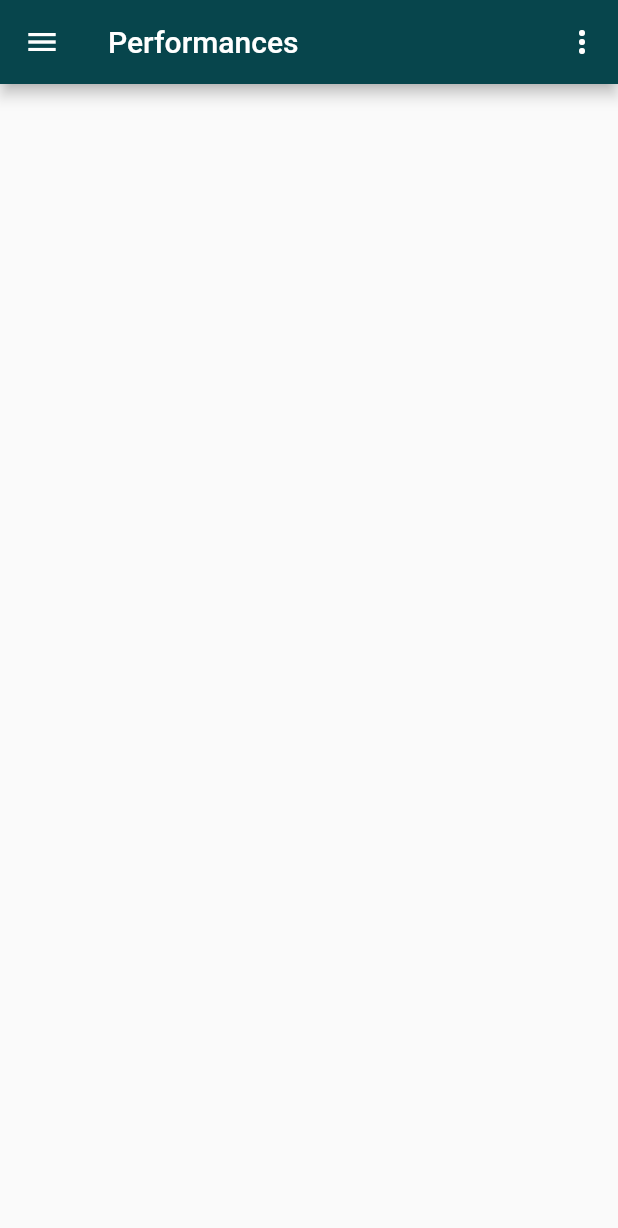
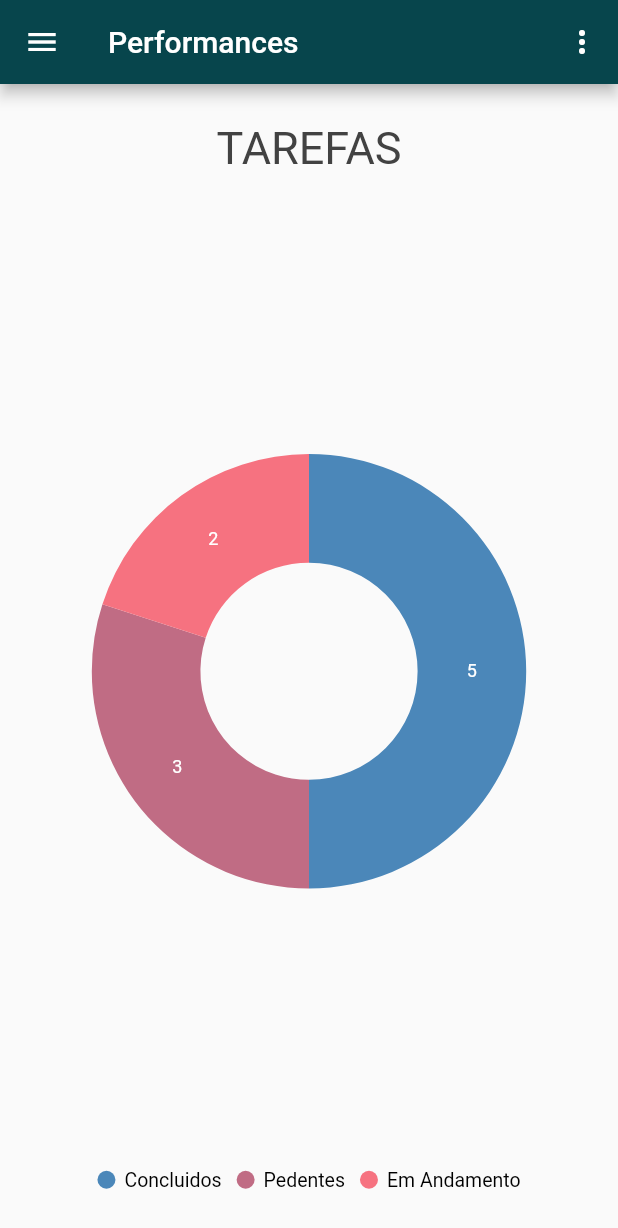
Before and after one commit to Gustavowilker/App_gerenciamento, a Flutter app: the performancePage screen opened by its route, in the side drawer, after a tap on "Performance", on a phone screen of 412 x 824 dp. Shown: the top 1228 px of the screen. Run offline on Flutter 3.47's test engine with Material 2 defaults, Android fonts, the phone set to English and light mode, and no system bars; our stand-ins replace syncfusion_flutter_charts; network calls fail.

Commit message:
Add gráfico na tela Performance

```diff
--- a/App_gerenciamento/lib/Pages/PagesGerente/performance.dart
+++ b/App_gerenciamento/lib/Pages/PagesGerente/performance.dart
@@ -1,7 +1,10 @@
+// ignore_for_file: camel_case_types
+
 import 'package:flutter/material.dart';
 import 'package:flutter_application_1/Pages/PagesGerente/avisoGerentePage.dart';
 import 'package:flutter_application_1/Pages/PagesGerente/page_usuarios.dart';
 import 'package:flutter_application_1/Pages/loginPage/loginPage.dart';
+import 'package:syncfusion_flutter_charts/charts.dart';
 
 class performancePage extends StatefulWidget {
   const performancePage({Key? key}) : super(key: key);
@@ -43,17 +46,17 @@ class _performancePageState extends State<performancePage> {
               ),
               ListTile(
                 leading: const Icon(Icons.add_chart),
-                title: Text('Performance'),
+                title: const Text('Performance'),
                 onTap: () {
                   Navigator.pop(context);
                 },
               ),
               ListTile(
                 leading: const Icon(Icons.add_alert_outlined),
-                title: Text('Avisos'),
+                title: const Text('Avisos'),
                 onTap: () {
                   Navigator.push(context, MaterialPageRoute(builder: (context) {
-                    return avisoGerentePage();
+                    return const avisoGerentePage();
                   }));
                 },
               ),
@@ -74,6 +77,9 @@ class _performancePageState extends State<performancePage> {
           ),
         ),
       ),
+      body: const Center(
+        child: GraficoPerformance(),
+      ),
     );
   }
 }
@@ -82,8 +88,76 @@ onSelected(BuildContext context, int item) {
   switch (item) {
     case 0:
       Navigator.of(context)
-          .push(MaterialPageRoute(builder: (context) => loginPage()));
+          .push(MaterialPageRoute(builder: (context) => const loginPage()));
       break;
     default:
   }
 }
+
+//--------------------------------------------------------------
+
+class GraficoPerformance extends StatefulWidget {
+  const GraficoPerformance({Key? key}) : super(key: key);
+
+  @override
+  State<GraficoPerformance> createState() => _GraficoPerformanceState();
+}
+
+class _GraficoPerformanceState extends State<GraficoPerformance> {
+  late List<GDPData> _chartData;
+  late TooltipBehavior _tooltipBehavior;
+
+  @override
+  void initState() {
+    _chartData = getChartData();
+    _tooltipBehavior = TooltipBehavior(enable: true);
+    super.initState();
+  }
+
+  @override
+  Widget build(BuildContext context) {
+    return SafeArea(
+        child: Scaffold(
+      body: Padding(
+        padding: const EdgeInsets.all(15.0),
+        child: SfCircularChart(
+          title: ChartTitle(
+            text: 'TAREFAS',
+            textStyle: const TextStyle(fontSize: 30),
+          ),
+          legend: Legend(
+              isVisible: true, overflowMode: LegendItemOverflowMode.wrap),
+          tooltipBehavior: _tooltipBehavior,
+          series: <CircularSeries>[
+            DoughnutSeries<GDPData, String>(
+              dataSource: _chartData,
+              xValueMapper: (GDPData data, _) => data.concluidas,
+              yValueMapper: (GDPData data, _) => data.totaTarefas,
+              dataLabelSettings: const DataLabelSettings(isVisible: true),
+              enableTooltip: true,
+            ),
+          ],
+        ),
+      ),
+    ));
+  }
+
+  List<GDPData> getChartData() {
+    final List<GDPData> chartData = [
+      GDPData('Concluidos', 5),
+      GDPData('Pedentes', 3),
+      GDPData('Em Andamento', 2),
+    ];
+    return chartData;
+  }
+}
+
+class GDPData {
+  GDPData(
+    this.concluidas,
+    this.totaTarefas,
+  );
+
+  String concluidas;
+  int totaTarefas;
+}
--- a/App_gerenciamento/lib/Pages/PagesUser/Tarefas_page.dart
+++ b/App_gerenciamento/lib/Pages/PagesUser/Tarefas_page.dart
@@ -1,3 +1,5 @@
+// ignore_for_file: unused_element
+
 import 'package:flutter/material.dart';
 
 class Tarefas extends StatelessWidget {
@@ -8,7 +10,7 @@ class Tarefas extends StatelessWidget {
     const numItens = 10;
     const _tamanhoFonte = TextStyle(fontSize: 18);
 
-    Widget _buildLista(int index) {
+    Widget buildLista(int index) {
       return ListTile(
           leading: const CircleAvatar(
             child: Icon(Icons.card_travel),
@@ -26,7 +28,7 @@ class Tarefas extends StatelessWidget {
         itemBuilder: (BuildContext context, int i) {
           if (i.isOdd) return const Divider();
           final index = i ~/ 2 + 1;
-          return _buildLista(index);
+          return buildLista(index);
         });
   }
 }
--- a/App_gerenciamento/lib/Pages/loginPage/loginPage.dart
+++ b/App_gerenciamento/lib/Pages/loginPage/loginPage.dart
@@ -77,7 +77,7 @@ class _loginPageState extends State<loginPage> {
                                 print('Login inválido');
                               }
                             },
-                            child: Container(
+                            child: const SizedBox(
                               width: double.infinity,
                               child: Text(
                                 'Entrar',
--- a/App_gerenciamento/pubspec.yaml
+++ b/App_gerenciamento/pubspec.yaml
@@ -34,6 +34,7 @@ dependencies:
   # The following adds the Cupertino Icons font to your application.
   # Use with the CupertinoIcons class for iOS style icons.
   cupertino_icons: ^1.0.2
+  syncfusion_flutter_charts: ^20.1.47+1
 
 dev_dependencies:
   flutter_test:
```
Also changed, not shown: App_gerenciamento/pubspec.lock.
